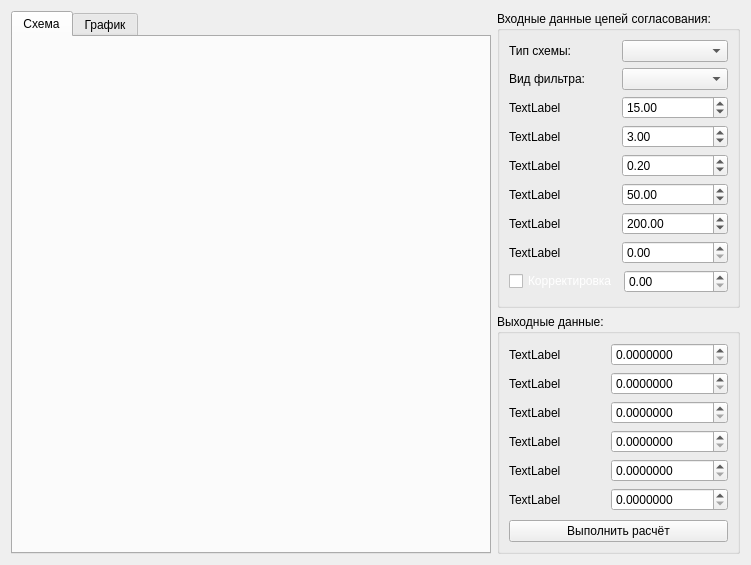
First picture: the form in PowerSources/Matching/Matching.ui, repository DKuzSer/Project_For_Rodin, before the edit.
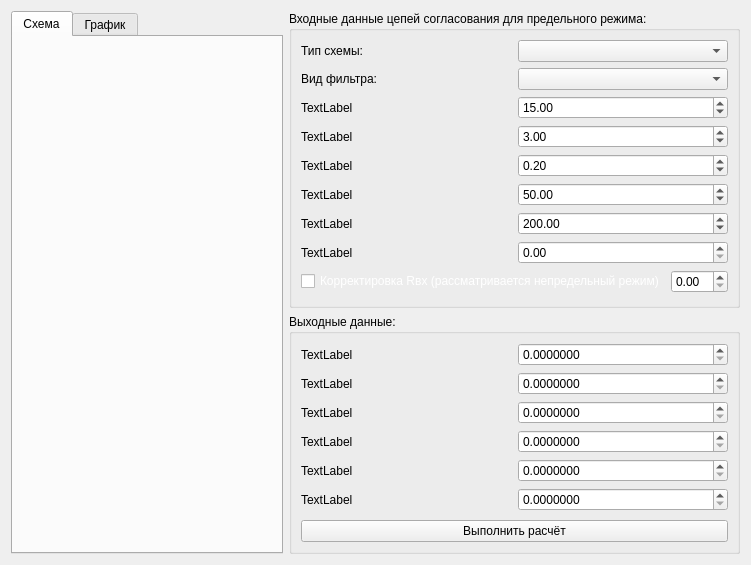
Second picture: the form after the edit.

Commit message: Отсылай Родину 5

Patch:
```diff
--- a/PowerSources/Matching/Matching.ui
+++ b/PowerSources/Matching/Matching.ui
@@ -48,7 +48,7 @@
        <item>
         <widget class="QGroupBox" name="groupBox">
          <property name="title">
-          <string>Входные данные цепей согласования:</string>
+          <string>Входные данные цепей согласования для предельного режима:</string>
          </property>
          <layout class="QGridLayout" name="gridLayout_2">
           <item row="2" column="0">
@@ -234,7 +234,7 @@
                <string notr="true">color: rgb(255, 255, 255);</string>
               </property>
               <property name="text">
-               <string>Корректировка</string>
+               <string>Корректировка Rвх (рассматривается непредельный режим)</string>
               </property>
              </widget>
             </item>
```
The commit also changes 2 other files.
